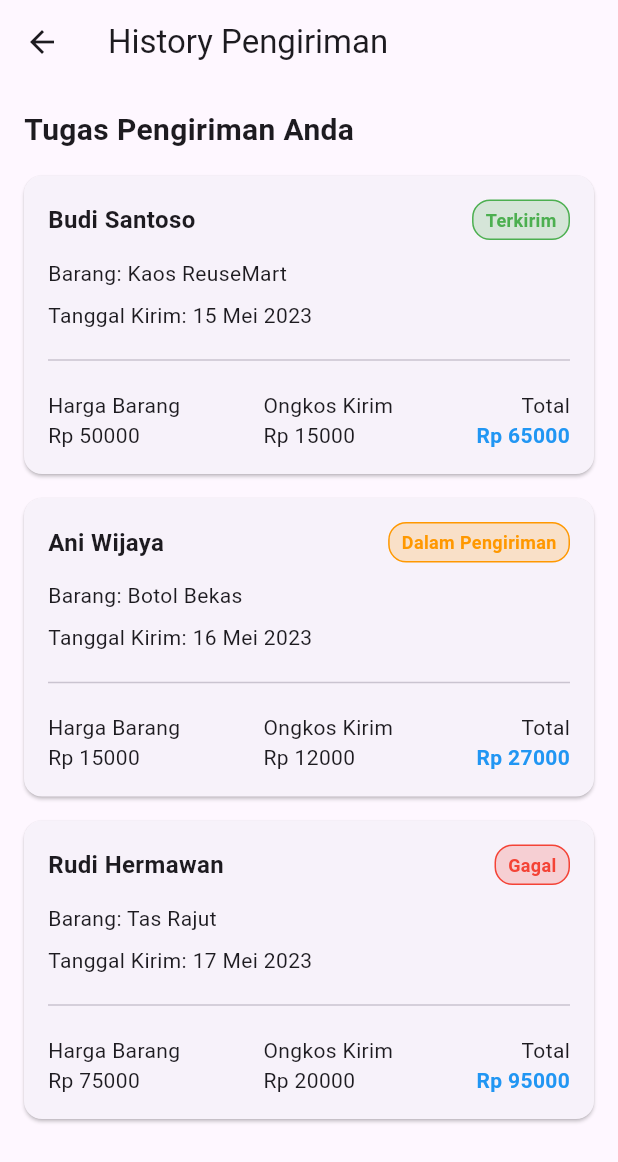
After one commit to Jonathann288/P3L_Mobile, a Flutter app: the HistoryPegawaiPage screen opened directly, on a phone screen of 412 x 824 dp. The commit adds this screen. Shown: the top 1162 px of the screen. Run offline on Flutter 3.47's test engine with Material 3 defaults, Android fonts, the light colour scheme and no system bars; our stand-ins replace shared_preferences; accounts and stored records are empty.

Commit message:
baru baru

```diff
--- a/lib/entity/UserData.dart
+++ b/lib/entity/UserData.dart
@@ -25,7 +25,7 @@ class UserData {
         user = Pembeli.fromJson(json['user']);
         break;
       default:
-        user = json['user']; // fallback raw map
+        user = json['user'];
     }
 
     return UserData(
--- /dev/null
+++ b/lib/historyPegawai.dart
@@ -0,0 +1,159 @@
+// lib/views/historyPegawai/history_pegawai_page.dart
+import 'package:flutter/material.dart';
+
+class HistoryPegawaiPage extends StatelessWidget {
+  const HistoryPegawaiPage({super.key});
+
+  @override
+  Widget build(BuildContext context) {
+    // Data dummy history pengiriman
+    final List<Map<String, dynamic>> deliveryHistory = [
+      {
+        'buyerName': 'Budi Santoso',
+        'itemName': 'Kaos ReuseMart',
+        'itemPrice': 50000,
+        'deliveryDate': '15 Mei 2023',
+        'status': 'Terkirim',
+        'shippingCost': 15000,
+        'totalPrice': 65000,
+      },
+      {
+        'buyerName': 'Ani Wijaya',
+        'itemName': 'Botol Bekas',
+        'itemPrice': 15000,
+        'deliveryDate': '16 Mei 2023',
+        'status': 'Dalam Pengiriman',
+        'shippingCost': 12000,
+        'totalPrice': 27000,
+      },
+      {
+        'buyerName': 'Rudi Hermawan',
+        'itemName': 'Tas Rajut',
+        'itemPrice': 75000,
+        'deliveryDate': '17 Mei 2023',
+        'status': 'Gagal',
+        'shippingCost': 20000,
+        'totalPrice': 95000,
+      },
+    ];
+
+    return Scaffold(
+      appBar: AppBar(
+        title: const Text('History Pengiriman'),
+      ),
+      body: ListView(
+        padding: const EdgeInsets.all(16),
+        children: [
+          const Text(
+            'Tugas Pengiriman Anda',
+            style: TextStyle(
+              fontSize: 20,
+              fontWeight: FontWeight.bold,
+            ),
+          ),
+          const SizedBox(height: 16),
+          ...deliveryHistory.map((delivery) {
+            final statusColor = _getStatusColor(delivery['status']);
+
+            return Card(
+              margin: const EdgeInsets.only(bottom: 16),
+              child: Padding(
+                padding: const EdgeInsets.all(16.0),
+                child: Column(
+                  crossAxisAlignment: CrossAxisAlignment.start,
+                  children: [
+                    Row(
+                      mainAxisAlignment: MainAxisAlignment.spaceBetween,
+                      children: [
+                        Expanded(
+                          child: Text(
+                            delivery['buyerName'],
+                            style: const TextStyle(
+                              fontWeight: FontWeight.bold,
+                              fontSize: 16,
+                            ),
+                          ),
+                        ),
+                        Container(
+                          padding: const EdgeInsets.symmetric(
+                            horizontal: 8,
+                            vertical: 4,
+                          ),
+                          decoration: BoxDecoration(
+                            color: statusColor.withOpacity(0.2),
+                            borderRadius: BorderRadius.circular(12),
+                            border: Border.all(color: statusColor),
+                          ),
+                          child: Text(
+                            delivery['status'],
+                            style: TextStyle(
+                              color: statusColor,
+                              fontWeight: FontWeight.bold,
+                              fontSize: 12,
+                            ),
+                          ),
+                        ),
+                      ],
+                    ),
+                    const SizedBox(height: 12),
+                    Text('Barang: ${delivery['itemName']}'),
+                    const SizedBox(height: 8),
+                    Text('Tanggal Kirim: ${delivery['deliveryDate']}'),
+                    const SizedBox(height: 12),
+                    const Divider(),
+                    const SizedBox(height: 12),
+                    Row(
+                      mainAxisAlignment: MainAxisAlignment.spaceBetween,
+                      children: [
+                        Column(
+                          crossAxisAlignment: CrossAxisAlignment.start,
+                          children: [
+                            const Text('Harga Barang'),
+                            Text('Rp ${delivery['itemPrice']}'),
+                          ],
+                        ),
+                        Column(
+                          crossAxisAlignment: CrossAxisAlignment.start,
+                          children: [
+                            const Text('Ongkos Kirim'),
+                            Text('Rp ${delivery['shippingCost']}'),
+                          ],
+                        ),
+                        Column(
+                          crossAxisAlignment: CrossAxisAlignment.end,
+                          children: [
+                            const Text('Total'),
+                            Text(
+                              'Rp ${delivery['totalPrice']}',
+                              style: const TextStyle(
+                                fontWeight: FontWeight.bold,
+                                color: Colors.blue,
+                              ),
+                            ),
+                          ],
+                        ),
+                      ],
+                    ),
+                  ],
+                ),
+              ),
+            );
+          }).toList(),
+        ],
+      ),
+    );
+  }
+
+  Color _getStatusColor(String status) {
+    switch (status) {
+      case 'Terkirim':
+        return Colors.green;
+      case 'Dalam Pengiriman':
+        return Colors.orange;
+      case 'Gagal':
+        return Colors.red;
+      default:
+        return Colors.grey;
+    }
+  }
+}
--- a/pubspec.yaml
+++ b/pubspec.yaml
@@ -9,6 +9,8 @@ environment:
 dependencies:
   flutter:
     sdk: flutter
+  sqflite: ^2.3.0
+  path: ^1.8.3
   http: ^0.13.5
   shared_preferences: ^2.0.15
 
```
Also changed, not shown: lib/PegawaiProfile.dart (+40 -26 lines), lib/entity/TransaksiPenjualan.dart (added, +21 -0 lines), lib/onboarding_screen.dart (+34 -3 lines), lib/product_page.dart (added, +91 -0 lines), pubspec.lock, 1 other file.
